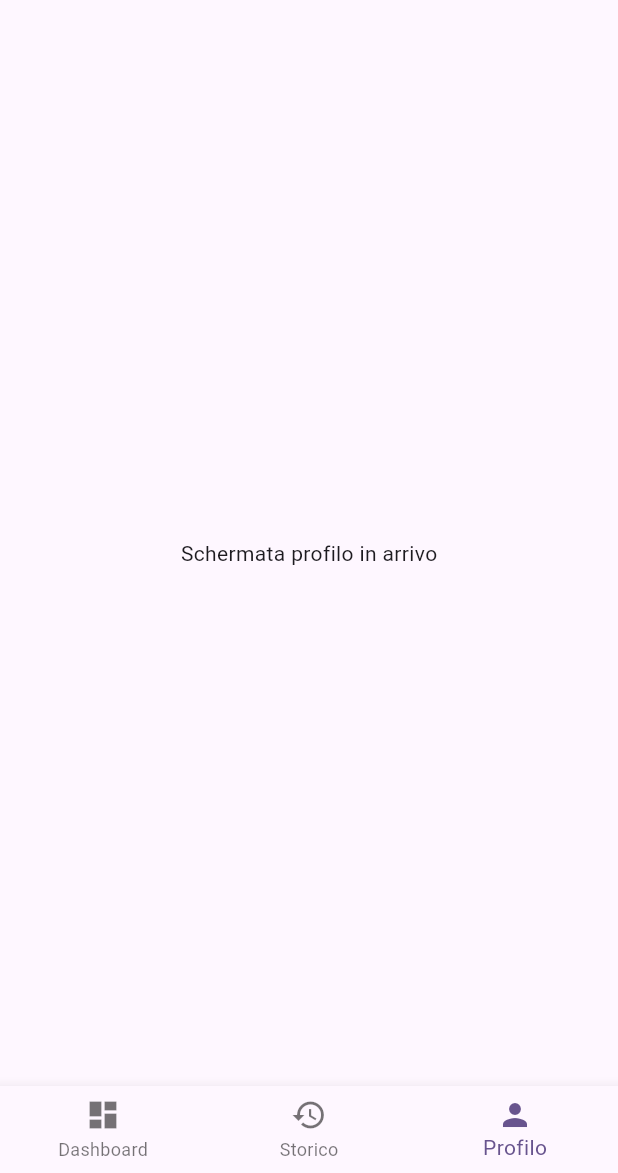
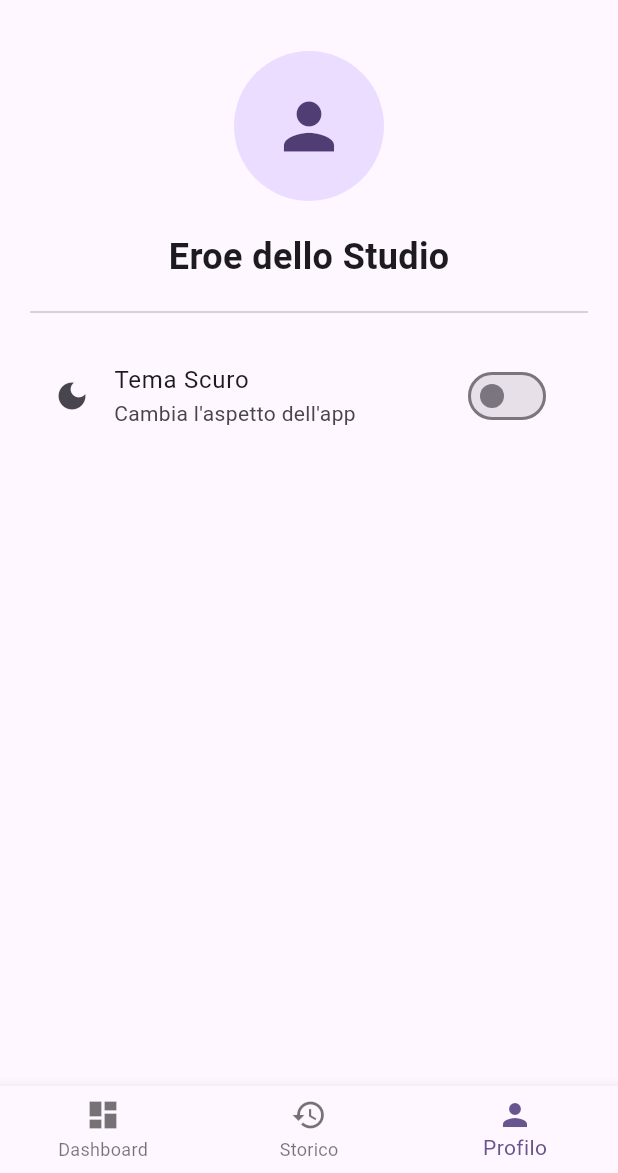
Before and after one commit to saveriobutright/focus_quest, a Flutter app: the screen it shows after launch, item 3 of the bottom bar chosen, on a phone screen of 412 x 824 dp, the part 63-1236 px from its top. Run offline on Flutter 3.47's test engine with Material 3 defaults, Android fonts, the phone set to English and light mode, and no system bars; our stand-ins replace flutter_riverpod, geolocator, sensors_plus, sqflite; accounts and stored records are empty.

Commit message:
Feature: implementazione ThemeProvider e switch per Tema Scuro nella pagina Profilo

```diff
--- a/lib/main.dart
+++ b/lib/main.dart
@@ -1,6 +1,7 @@
 import 'package:flutter/material.dart';
 import 'package:flutter_riverpod/flutter_riverpod.dart';
 import 'screens/home_page.dart';
+import 'providers/theme_provider.dart';
 
 void main(){
   //ProviderScope abilitates Riverpod everywhere
@@ -11,17 +12,21 @@ void main(){
   );
 }
 
-class FocusQuest extends StatelessWidget{
+class FocusQuest extends ConsumerWidget{
   const FocusQuest({super.key});
 
   @override
-  Widget build(BuildContext context){
+  Widget build(BuildContext context, WidgetRef ref){
+
+    final isDarkMode = ref.watch(themeProvider);
+
     return MaterialApp(
       title: 'FocusQuest',
       debugShowCheckedModeBanner: false,
       theme: ThemeData(
         useMaterial3: true,
         colorSchemeSeed: Colors.deepPurple,
+        brightness: isDarkMode ? Brightness.dark : Brightness.light,
       ),
       home: const HomePage(),
     );
--- /dev/null
+++ b/lib/providers/theme_provider.dart
@@ -0,0 +1,5 @@
+import 'package:flutter/material.dart';
+import 'package:flutter_riverpod/flutter_riverpod.dart';
+
+//true for dark mode, false for light mode
+final themeProvider = StateProvider<bool>((ref) => false);
--- a/lib/screens/profile_page.dart
+++ b/lib/screens/profile_page.dart
@@ -1,11 +1,49 @@
 import 'package:flutter/material.dart';
+import 'package:flutter_riverpod/flutter_riverpod.dart';
+import '../providers/theme_provider.dart';
+import '../providers/user_provider.dart';
 
-class ProfilePage extends StatelessWidget{
+class ProfilePage extends ConsumerWidget{
 
   const ProfilePage({super.key});
 
   @override
-  Widget build(BuildContext context) {
-    return const Center(child: Text("Schermata profilo in arrivo"));
+  Widget build(BuildContext context, WidgetRef ref) {
+    final userAsync = ref.watch(userProvider);
+    final isDarkMode = ref.watch(themeProvider);
+
+    return Scaffold(
+      body: userAsync.when(
+        data: (user) => Padding(
+          padding: const EdgeInsets.all(20.0),
+          child: Column(
+            children: [
+              const CircleAvatar(
+                radius: 50,
+                child: Icon(Icons.person, size: 50),
+              ),
+              const SizedBox(height: 20),
+              Text(
+                user.name,
+                style: const TextStyle(fontSize: 24, fontWeight: FontWeight.bold),
+              ),
+              const Divider(height: 40),
+
+              SwitchListTile(
+                title: const Text("Tema Scuro"),
+                subtitle: const Text("Cambia l'aspetto dell'app"),
+                secondary: const Icon(Icons.dark_mode),
+                value: isDarkMode,
+                onChanged: (value){
+                  ref.read(themeProvider.notifier).state = value;
+                },
+              ),
+            ],
+          ),
+        ),
+        error: (err, stack) => Center(child: Text('Errore: $err')),
+        loading: () => const Center(child: CircularProgressIndicator()),
+      ),
+    );
   }
 }
```
